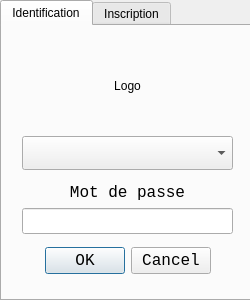
This is src/views/forms/authdialog.ui in LP-ACPI/VerrouYEAH as Qt 5 draws it before an edit. The edited form follows.
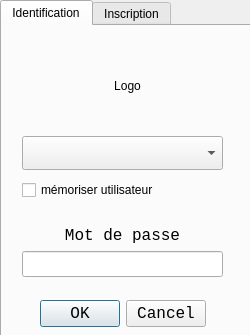
This is the edited form. Icons and pictures are not drawn.

```diff
--- a/src/views/forms/authdialog.ui
+++ b/src/views/forms/authdialog.ui
@@ -7,7 +7,7 @@
     <x>0</x>
     <y>0</y>
     <width>250</width>
-    <height>300</height>
+    <height>335</height>
    </rect>
   </property>
   <property name="minimumSize">
@@ -19,7 +19,7 @@
   <property name="maximumSize">
    <size>
     <width>250</width>
-    <height>300</height>
+    <height>335</height>
    </size>
   </property>
   <property name="windowTitle">
@@ -38,7 +38,7 @@
      <x>0</x>
      <y>0</y>
      <width>251</width>
-     <height>301</height>
+     <height>341</height>
     </rect>
    </property>
    <property name="styleSheet">
@@ -56,8 +56,8 @@
       <rect>
        <x>20</x>
        <y>110</y>
-       <width>211</width>
-       <height>138</height>
+       <width>201</width>
+       <height>191</height>
       </rect>
      </property>
      <layout class="QVBoxLayout" name="verticalLayout">
@@ -69,6 +69,31 @@
         </property>
        </widget>
       </item>
+      <item>
+       <widget class="QCheckBox" name="favoriteUser">
+        <property name="sizePolicy">
+         <sizepolicy hsizetype="Preferred" vsizetype="Fixed">
+          <horstretch>0</horstretch>
+          <verstretch>0</verstretch>
+         </sizepolicy>
+        </property>
+        <property name="minimumSize">
+         <size>
+          <width>0</width>
+          <height>28</height>
+         </size>
+        </property>
+        <property name="toolTip">
+         <string>Connexion automaitique à cet utilisateur</string>
+        </property>
+        <property name="autoFillBackground">
+         <bool>false</bool>
+        </property>
+        <property name="text">
+         <string>mémoriser utilisateur</string>
+        </property>
+       </widget>
+      </item>
       <item>
        <spacer name="verticalSpacer">
         <property name="orientation">
```
